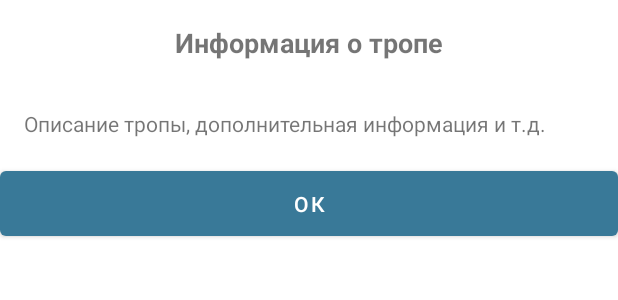
After one commit to Xofty1/Hoofit, an Android app: the layout dialog_trail_info.xml on its own in the app's theme, with its tools: preview values and no code run, on a phone screen of 412 x 824 dp. The commit adds this screen. Shown: the top 300 px of the screen. Run offline under Robolectric (Android 15) with nearby library versions, the phone set to English and light mode, and no system bars.

Commit message:
add trail and map

```diff
--- a/app/build.gradle.kts
+++ b/app/build.gradle.kts
@@ -36,6 +36,8 @@ android {
 }
 
 dependencies {
+    implementation("com.google.code.gson:gson:2.10.1")
+    implementation("com.yandex.android:maps.mobile:4.5.1-lite")
     implementation("com.google.firebase:firebase-auth:22.3.1")
     implementation("androidx.appcompat:appcompat:1.6.1")
     implementation("com.google.android.material:material:1.11.0")
--- a/app/src/main/AndroidManifest.xml
+++ b/app/src/main/AndroidManifest.xml
@@ -1,8 +1,9 @@
 <?xml version="1.0" encoding="utf-8"?>
 <manifest xmlns:android="http://schemas.android.com/apk/res/android"
     xmlns:tools="http://schemas.android.com/tools">
-
+    <uses-permission android:name="android.permission.INTERNET" />
     <application
+        android:name=".HoofitApp"
         android:allowBackup="true"
         android:dataExtractionRules="@xml/data_extraction_rules"
         android:fullBackupContent="@xml/backup_rules"
--- a/app/src/main/java/com/example/hoofit/ui/MainFragment.java
+++ b/app/src/main/java/com/example/hoofit/ui/MainFragment.java
@@ -37,7 +37,7 @@ public class MainFragment extends Fragment {
                 fTrans =  getParentFragmentManager().beginTransaction();
                 fTrans.replace(R.id.fragment_container,new TrailFragment());
                 fTrans.addToBackStack(null);
-                fTrans.commit()
+                fTrans.commit();
             }
         });
         return binding.getRoot();
--- /dev/null
+++ b/app/src/main/res/layout/dialog_trail_info.xml
@@ -0,0 +1,33 @@
+<!-- res/layout/custom_dialog_layout.xml -->
+<LinearLayout xmlns:android="http://schemas.android.com/apk/res/android"
+    android:layout_width="match_parent"
+    android:layout_height="wrap_content"
+    android:orientation="vertical">
+
+    <!-- Добавьте элементы пользовательского дизайна здесь -->
+    <TextView
+        android:id="@+id/dialog_title"
+        android:layout_width="match_parent"
+        android:layout_height="wrap_content"
+        android:text="Информация о тропе"
+        android:textStyle="bold"
+        android:textSize="18sp"
+        android:padding="16dp"
+        android:gravity="center"/>
+
+    <TextView
+        android:id="@+id/dialog_message"
+        android:layout_width="match_parent"
+        android:layout_height="wrap_content"
+        android:text="Описание тропы, дополнительная информация и т.д."
+        android:padding="16dp"/>
+
+    <!-- Добавьте другие элементы пользовательского дизайна, если нужно -->
+
+    <Button
+        android:id="@+id/dialog_button"
+        android:layout_width="match_parent"
+        android:layout_height="wrap_content"
+        android:text="ОК"
+        android:padding="12dp"/>
+</LinearLayout>
```
Also changed, not shown: app/src/main/java/com/example/hoofit/HoofitApp.java (added, +12 -0 lines), app/src/main/java/com/example/hoofit/data/Coordinate.java (+9 -0 lines), app/src/main/java/com/example/hoofit/data/Trail.java (+22 -1 lines), app/src/main/java/com/example/hoofit/data/TrailData.java (added, +35 -0 lines), app/src/main/java/com/example/hoofit/dataHandler/DataHandler.java (+90 -1 lines), app/src/main/java/com/example/hoofit/dataHandler/DataInterface.java (added, +7 -0 lines), app/src/main/java/com/example/hoofit/ui/TrailFragment.java (+102 -40 lines), app/src/main/res/layout/fragment_trail.xml (+5 -3 lines).
